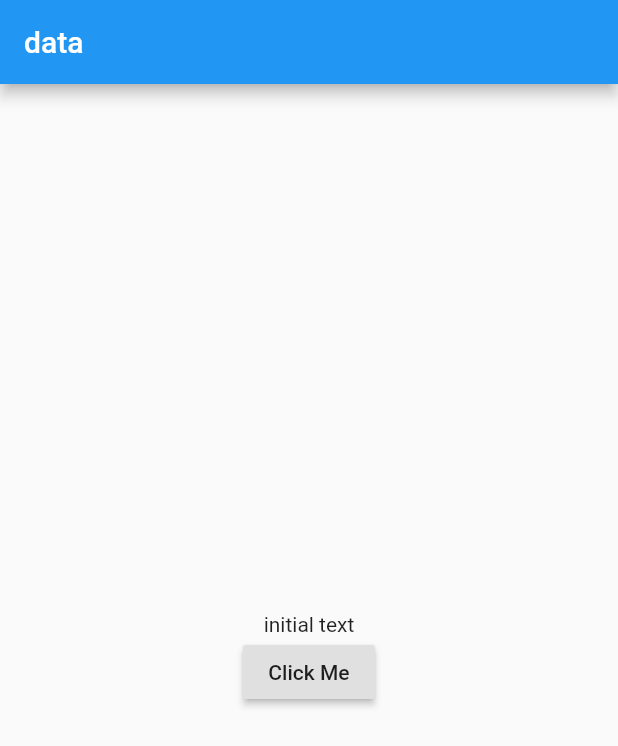
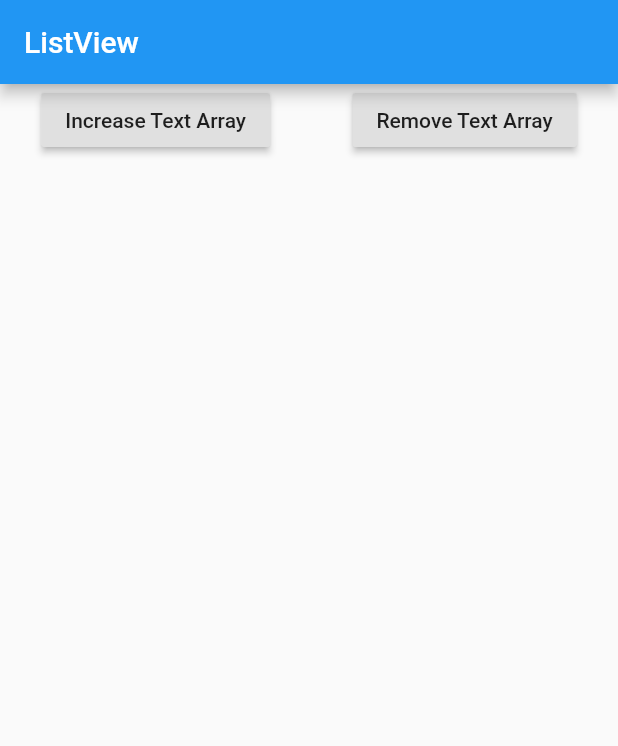
Before and after one commit to lewisccx/flutter_fundamental, a Flutter app: the screen it shows after launch, on a phone screen of 412 x 824 dp. Shown: the top 746 px of the screen. Run offline on Flutter 3.47's test engine with Material 2 defaults, Android fonts, the light colour scheme and no system bars.

Commit message:
added listview

```diff
--- a/lib/main.dart
+++ b/lib/main.dart
@@ -10,37 +10,50 @@ class MyApp extends StatefulWidget {
 }
 
 class _MyAppState extends State<MyApp> {
-  int number = 0;
-  String message = "initial text";
-  void onButtonClicked() {
+  List<Widget> widgets = [];
+  int counter = 1;
+  void onButton1Clicked() {
     setState(() {
-      message = "text changeeeed";
+      widgets.add(Text("Data " + counter.toString()));
+      counter += 1;
     });
   }
+
+  void onButton2Clicked() {
+    setState(() {
+      if (widgets.isNotEmpty) {
+        widgets.removeLast();
+        counter -= 1;
+      }
+    });
+  }
+  // _MyAppState() {
+  //   for (int i = 0; i < 25; i++) {
+  //     widgets.add(Text(
+  //       "Data " + i.toString(),
+  //       style: TextStyle(fontSize: 35),
+  //     ));
+  //   }
+  // }
 
   @override
   Widget build(BuildContext context) {
     return MaterialApp(
       home: Scaffold(
-        appBar: AppBar(
-          title: Text("data"),
-        ),
-        body: Center(
-          child: Column(
-            mainAxisAlignment: MainAxisAlignment.center,
-            children: <Widget>[
-              Text(message),
-              RaisedButton(
-                  child: Text("Click Me"),
-                  onPressed: () {
-                    setState(() {
-                      message = "text changd";
-                    });
-                  })
-            ],
+          appBar: AppBar(
+            title: Text("ListView"),
           ),
-        ),
-      ),
+          body: ListView(children: <Widget>[
+            Row(
+              mainAxisAlignment: MainAxisAlignment.spaceAround,
+              children: <Widget>[
+                RaisedButton(child: Text("Increase Text Array"), onPressed: onButton1Clicked),
+                RaisedButton(child: Text("Remove Text Array"), onPressed: onButton2Clicked),
+              ],
+            ),
+            Column(
+                crossAxisAlignment: CrossAxisAlignment.start, children: widgets)
+          ])),
     );
   }
 }
```
